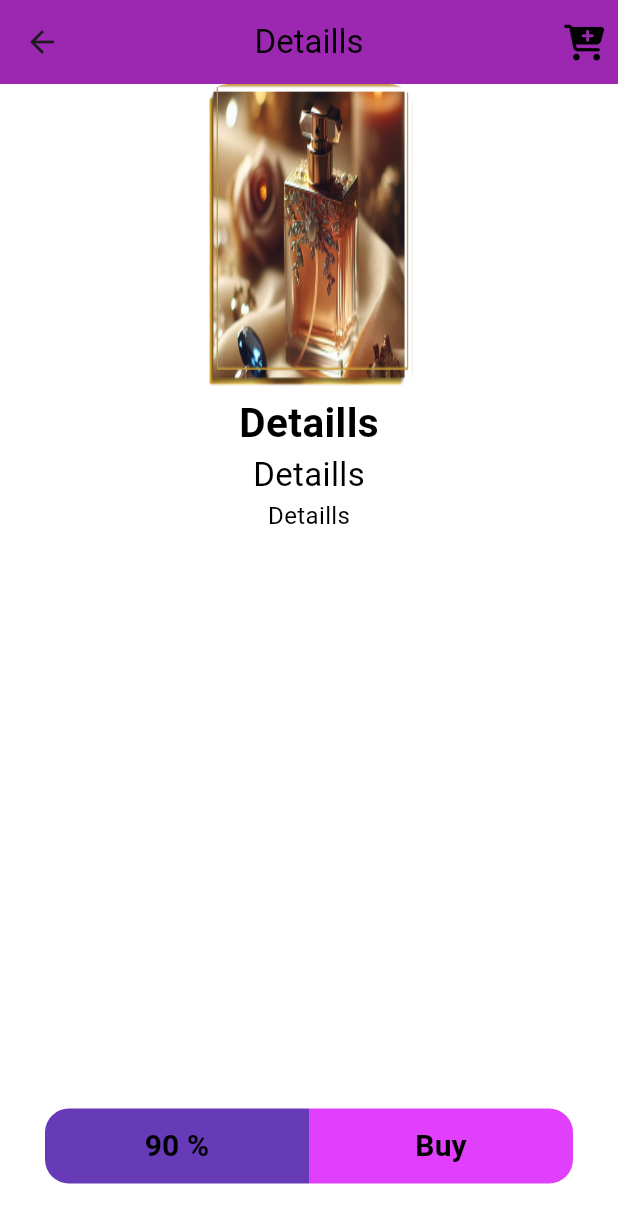
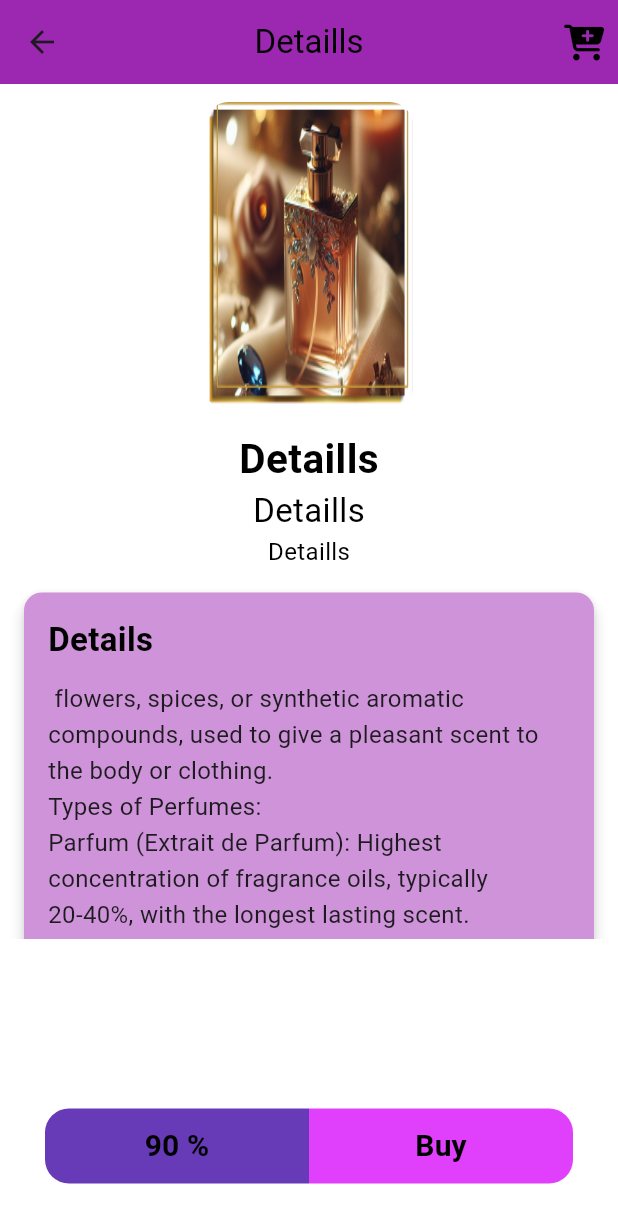
Before and after one commit to YazanMtawej/onestopshop, a Flutter app: the ProducDetaillstViewBody screen opened directly, on a phone screen of 412 x 824 dp. Shown: the top 1223 px of the screen. Run offline on Flutter 3.47's test engine with Material 3 defaults, Android fonts, the phone set to English and light mode, and no system bars; our stand-ins replace bloc, convex_bottom_bar, dartz, device_preview, dio, equatable and 8 more; network calls fail.

Commit message:
add custom card to details view

```diff
--- a/lib/core/utils/widgets/custom_app_bar.dart
+++ b/lib/core/utils/widgets/custom_app_bar.dart
@@ -2,7 +2,7 @@ import 'package:flutter/material.dart';
 import 'package:font_awesome_flutter/font_awesome_flutter.dart';
 import 'package:get/get_core/src/get_main.dart';
 import 'package:get/get_navigation/get_navigation.dart';
-import 'package:onestopshop/core/utils/assets.dart';
+import 'package:onestopshop/assets.dart';
 import 'package:onestopshop/constents.dart';
 import 'package:onestopshop/features/notification/model/view/test.dart';
 
--- /dev/null
+++ b/lib/core/utils/widgets/custom_card_text.dart
@@ -0,0 +1,41 @@
+import 'package:flutter/material.dart';
+import 'package:onestopshop/constents.dart';
+
+class CustomCardText extends StatelessWidget {
+  const CustomCardText({
+    super.key,
+    required this.text,
+    required this.title,
+    required this.colorCard,
+  });
+  final String text;
+  final String title;
+  final Color colorCard;
+  @override
+  Widget build(BuildContext context) {
+    return Card(
+      color: colorCard,
+      elevation: 4,
+      shape: RoundedRectangleBorder(borderRadius: BorderRadius.circular(12)),
+      margin: const EdgeInsets.all(16),
+      child: Padding(
+        padding: const EdgeInsets.all(16.0),
+        child: Column(
+          crossAxisAlignment: CrossAxisAlignment.start,
+          children: [
+            Text(
+              title,
+              style: TextStyle(
+                fontSize: 22,
+                fontWeight: FontWeight.bold,
+                color: kTextColor,
+              ),
+            ),
+            const SizedBox(height: 12),
+            Text(text, style: TextStyle(fontSize: 16, height: 1.5)),
+          ],
+        ),
+      ),
+    );
+  }
+}
--- a/lib/core/utils/widgets/photo_design.dart
+++ b/lib/core/utils/widgets/photo_design.dart
@@ -1,5 +1,6 @@
 import 'package:flutter/material.dart';
-import 'package:onestopshop/core/utils/assets.dart';
+import 'package:onestopshop/assets.dart';
+
 
 class PhotoDesign extends StatelessWidget {
   const PhotoDesign({super.key});
--- a/lib/features/Home/presentation/views/widgets/home_view_body.dart
+++ b/lib/features/Home/presentation/views/widgets/home_view_body.dart
@@ -1,7 +1,7 @@
 import 'package:flutter/material.dart';
 import 'package:get/get_navigation/get_navigation.dart';
 import 'package:get/utils.dart';
-import 'package:onestopshop/core/utils/assets.dart';
+import 'package:onestopshop/assets.dart';
 import 'package:onestopshop/constents.dart';
 import 'package:onestopshop/features/Home/presentation/views/perfume_view.dart';
 import 'package:onestopshop/core/utils/widgets/custom_app_bar.dart';
--- a/lib/features/Home/presentation/views/widgets/product_detaills_view_body.dart
+++ b/lib/features/Home/presentation/views/widgets/product_detaills_view_body.dart
@@ -1,7 +1,8 @@
 import 'package:flutter/material.dart';
 import 'package:font_awesome_flutter/font_awesome_flutter.dart';
-import 'package:onestopshop/core/utils/assets.dart';
+import 'package:onestopshop/assets.dart';
 import 'package:onestopshop/constents.dart';
+import 'package:onestopshop/core/utils/widgets/custom_card_text.dart';
 import 'package:onestopshop/features/Home/presentation/views/widgets/action_detaills_button.dart';
 import 'package:onestopshop/features/Home/presentation/views/widgets/custom_product_image.dart';
 
@@ -28,8 +29,11 @@ class ProducDetaillstViewBody extends StatelessWidget {
         body: Column(
           children: [
             Padding(
-              padding: EdgeInsets.symmetric(horizontal: width * .17),
-              child: CustomProductImage(image: AssetsData.p3,),
+              padding: EdgeInsets.symmetric(
+                horizontal: width * .17,
+                vertical: 12,
+              ),
+              child: CustomProductImage(image: AssetsData.p3),
             ),
             Text(
               'Detaills',
@@ -41,12 +45,50 @@ class ProducDetaillstViewBody extends StatelessWidget {
             ),
             Text('Detaills', style: TextStyle(color: kTextColor, fontSize: 22)),
             Text('Detaills', style: TextStyle(color: kTextColor, fontSize: 16)),
-          Spacer(),
-           Padding(
-             padding: const EdgeInsets.symmetric(horizontal: 30,vertical: 35),
-             child: Center(child: ActionDetaillsButton()),
-           ),
+            SizedBox(
+              width: double.infinity,
+              height: MediaQuery.of(context).size.height * .30,
+              child: ListView(
+                children: [
+                  Expanded(
+                    child: CustomCardText(
+                      title: 'Details',
+                      text:
+                         ''' flowers, spices, or synthetic aromatic compounds, used to give a pleasant scent to the body or clothing.
+Types of Perfumes:
+Parfum (Extrait de Parfum): Highest concentration of fragrance oils, typically 20-40%, with the longest lasting scent.
+Eau de Parfum (EdP): Contains 15-20% fragrance oils, a popular choice for everyday wear.
+Eau de Toilette (EdT): Features 5-15% fragrance oils, often considered a lighter option.
+Eau de Cologne (EdC): Lower concentration of fragrance oils, typically 2-8%, often used as a splash-on.
+Eau Fraiche: The lowest concentration of fragrance oils, usually 1-3%, offering a very light and subtle scent.
+Other terms related to perfume:
+Fragrance: A general term for a pleasant scent.
+Scent: Another term for smell or fragrance.
+Aroma: A distinctive, often pleasant smell.
+Concentration: The proportion of fragrance oils in a perfume.
+Notes: The different scents that can be detected in a perfume over time, including top notes (initial scent), middle notes (heart of the perfume), and base notes (long-lasting scent).
+How to describe a perfume:
+Sensory words:
+Use words that evoke the sense of smell, such as floral, woody, citrusy, spicy, musky, etc.
+Emotional connection:
+Describe how the scent makes you feel, such as confident, relaxed, or sophisticated.
+Visual imagery:
+Paint a picture with words, like "a warm, comforting scent" or "a refreshing, invigorating fragrance".
+Target audience:
+Consider who will be wearing the perfume and tailor your description to their preferences.
+''',
+                      colorCard: kIconColor.shade200,
+                    ),
+                  ),
+                ],
+              ),
+            ),
+            Spacer(),
 
+            Padding(
+              padding: const EdgeInsets.symmetric(horizontal: 30, vertical: 35),
+              child: Center(child: ActionDetaillsButton()),
+            ),
           ],
         ),
       ),
--- a/lib/features/profile/presentation/views/widgets/from_app_view_body.dart
+++ b/lib/features/profile/presentation/views/widgets/from_app_view_body.dart
@@ -1,5 +1,6 @@
 import 'package:flutter/material.dart';
 import 'package:onestopshop/constents.dart';
+import 'package:onestopshop/core/utils/widgets/custom_card_text.dart';
 import 'package:onestopshop/core/utils/widgets/photo_design.dart';
 
 class FromAppViewBody extends StatelessWidget {
@@ -19,28 +20,7 @@ class FromAppViewBody extends StatelessWidget {
         ),
         body: ListView(
           children: [
-            Card(
-              elevation: 4,
-              shape: RoundedRectangleBorder(
-                borderRadius: BorderRadius.circular(12),
-              ),
-              margin: const EdgeInsets.all(16),
-              child: Padding(
-                padding: const EdgeInsets.all(16.0),
-                child: Column(
-                  crossAxisAlignment: CrossAxisAlignment.start,
-                  children: [
-                    Text(
-                      'About the App',
-                      style: TextStyle(
-                        fontSize: 22,
-                        fontWeight: FontWeight.bold,
-                        color: Colors.brown[800],
-                      ),
-                    ),
-                    const SizedBox(height: 12),
-                    const Text(
-                      ''' Welcome to our Perfume Store App (Stop one shop). your ultimate destination for discovering and purchasing premium fragrances from around the world. Our app is designed to offer a seamless and enjoyable shopping experience for perfume lovers of all kinds.
+            CustomCardText(title: 'About the App',text:  ''' Welcome to our Perfume Store App (Stop one shop). your ultimate destination for discovering and purchasing premium fragrances from around the world. Our app is designed to offer a seamless and enjoyable shopping experience for perfume lovers of all kinds.
 
       What We Offer:
 
@@ -58,15 +38,7 @@ class FromAppViewBody extends StatelessWidget {
 
       Thank you for choosing us.
 
-      we hope you enjoy your fragrance journey!''',
-                      style: TextStyle(fontSize: 16, height: 1.5),
-                    ),
-
-                  ],
-
-                ),
-              ),
-            ),
+      we hope you enjoy your fragrance journey!''',colorCard: Colors.brown.shade200,),
 
              PhotoDesign(),
           ],
--- a/lib/features/profile/presentation/views/widgets/profile_picture.dart
+++ b/lib/features/profile/presentation/views/widgets/profile_picture.dart
@@ -1,5 +1,5 @@
 import 'package:flutter/material.dart';
-import 'package:onestopshop/core/utils/assets.dart';
+import 'package:onestopshop/assets.dart';
 import 'package:onestopshop/constents.dart';
 
 class ProfilePicture extends StatelessWidget {
--- a/lib/features/splah/presentation/views/widgets/splash_view_body.dart
+++ b/lib/features/splah/presentation/views/widgets/splash_view_body.dart
@@ -1,7 +1,7 @@
 import 'package:flutter/material.dart';
 import 'package:get/get_navigation/get_navigation.dart';
 import 'package:get/utils.dart';
-import 'package:onestopshop/core/utils/assets.dart';
+import 'package:onestopshop/assets.dart';
 import 'package:onestopshop/constents.dart';
 import 'package:onestopshop/features/splah/presentation/views/welcom_view.dart';
 import 'package:onestopshop/features/splah/presentation/views/widgets/sliding_text.dart';
--- a/lib/features/splah/presentation/views/widgets/welcom_view_body.dart
+++ b/lib/features/splah/presentation/views/widgets/welcom_view_body.dart
@@ -1,7 +1,7 @@
 import 'package:flutter/material.dart';
 import 'package:get/get_navigation/get_navigation.dart';
 import 'package:get/utils.dart';
-import 'package:onestopshop/core/utils/assets.dart';
+import 'package:onestopshop/assets.dart';
 import 'package:onestopshop/constents.dart';
 import 'package:onestopshop/core/utils/widgets/photo_design.dart';
 import 'package:onestopshop/features/Acount/presentation/views/login_view.dart';
```
Also changed, not shown: lib/assets.dart (renamed from lib/core/utils/assets.dart).
